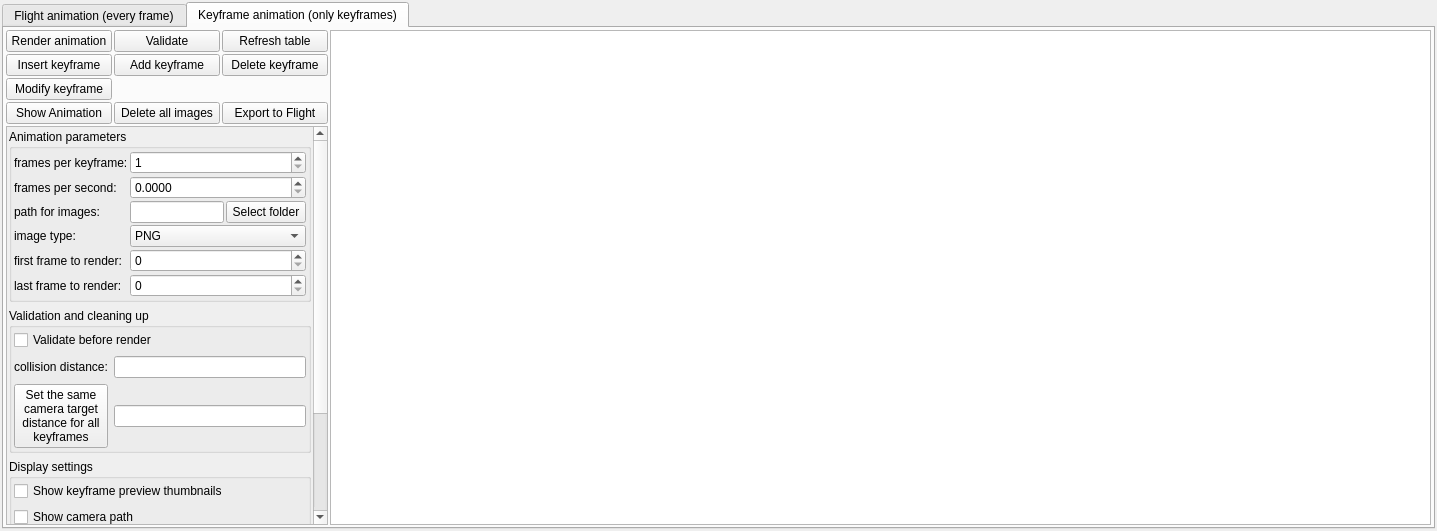
Before: the Qt Designer form mandelbulber2/qt/dock_animation.ui in buddhi1980/mandelbulber2, drawn with Qt 5.
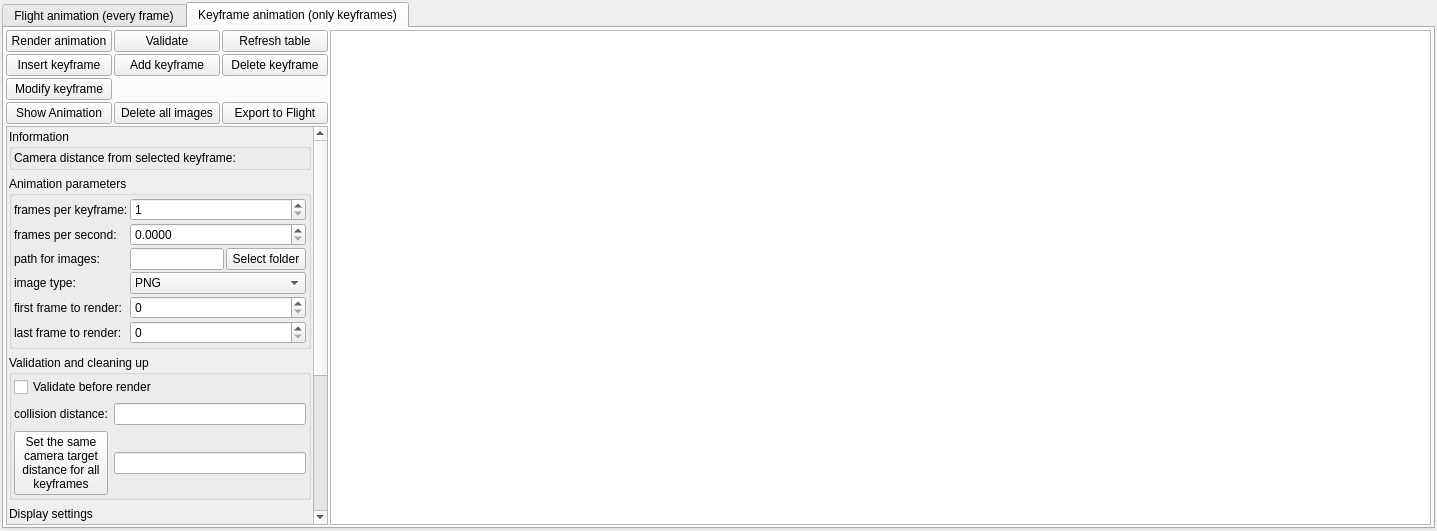
After: the same form once the commit is applied. Icons and pictures are not drawn. Custom widgets are drawn as their Qt base class.

Commit message: Added information about actual camera distance to selected keyframe. It is displayed in Animation dock.

Patch:
```diff
--- a/mandelbulber2/qt/dock_animation.ui
+++ b/mandelbulber2/qt/dock_animation.ui
@@ -906,7 +906,7 @@
               <x>0</x>
               <y>0</y>
               <width>362</width>
-              <height>501</height>
+              <height>583</height>
              </rect>
             </property>
             <layout class="QVBoxLayout" name="verticalLayout_92">
@@ -922,6 +922,37 @@
              <property name="bottomMargin">
               <number>2</number>
              </property>
+             <item>
+              <widget class="QGroupBox" name="groupBox_4">
+               <property name="title">
+                <string>Information</string>
+               </property>
+               <layout class="QVBoxLayout" name="verticalLayout_4">
+                <property name="leftMargin">
+                 <number>2</number>
+                </property>
+                <property name="topMargin">
+                 <number>2</number>
+                </property>
+                <property name="rightMargin">
+                 <number>2</number>
+                </property>
+                <property name="bottomMargin">
+                 <number>2</number>
+                </property>
+                <item>
+                 <widget class="QLabel" name="label_camera_distance_from_keyframe">
+                  <property name="text">
+                   <string>Camera distance from selected keyframe: </string>
+                  </property>
+                  <property name="wordWrap">
+                   <bool>true</bool>
+                  </property>
+                 </widget>
+                </item>
+               </layout>
+              </widget>
+             </item>
              <item>
               <widget class="QGroupBox" name="groupBox">
                <property name="title">
@@ -1389,16 +1420,16 @@
   </layout>
  </widget>
  <customwidgets>
-  <customwidget>
-   <class>MyCheckBox</class>
-   <extends>QCheckBox</extends>
-   <header>my_check_box.h</header>
-  </customwidget>
   <customwidget>
    <class>MyLineEdit</class>
    <extends>QLineEdit</extends>
    <header>my_line_edit.h</header>
   </customwidget>
+  <customwidget>
+   <class>MyCheckBox</class>
+   <extends>QCheckBox</extends>
+   <header>my_check_box.h</header>
+  </customwidget>
   <customwidget>
    <class>MyDoubleSpinBox</class>
    <extends>QDoubleSpinBox</extends>
```
The commit also changes 3 other files.
